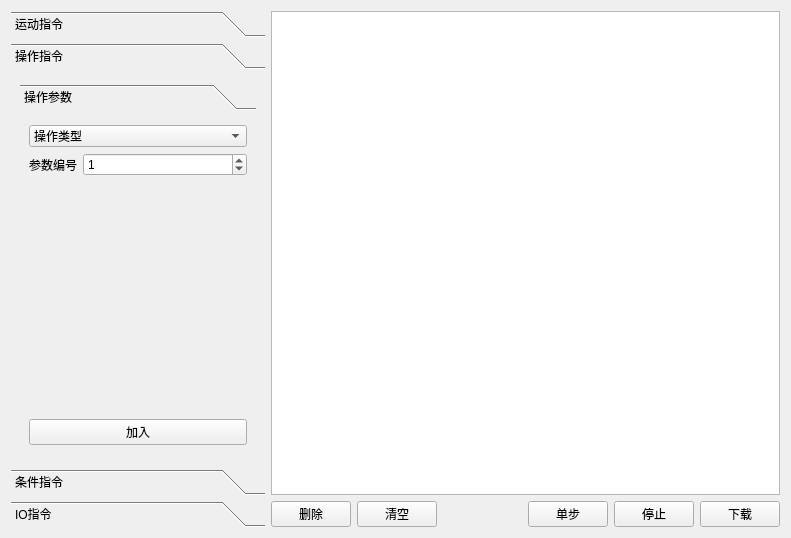
eeyoo/step-servo-tuner, file src/form.ui: the form before one commit.
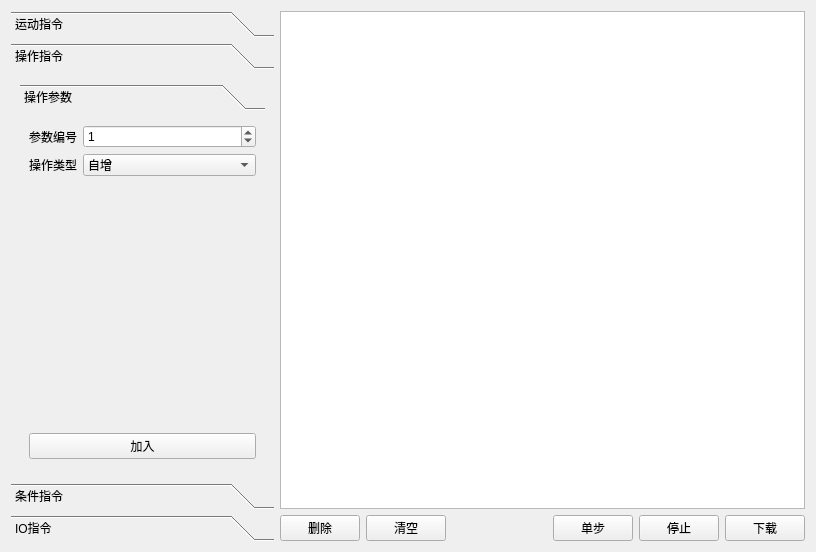
The form after the commit. The open tabs and pages were chosen to show the change.

```diff
--- a/src/form.ui
+++ b/src/form.ui
@@ -6,8 +6,8 @@
    <rect>
     <x>0</x>
     <y>0</y>
-    <width>791</width>
-    <height>538</height>
+    <width>816</width>
+    <height>552</height>
    </rect>
   </property>
   <property name="windowTitle">
@@ -203,8 +203,8 @@
        <rect>
         <x>0</x>
         <y>0</y>
-        <width>256</width>
-        <height>416</height>
+        <width>264</width>
+        <height>430</height>
        </rect>
       </property>
       <attribute name="label">
@@ -221,41 +221,14 @@
            <rect>
             <x>0</x>
             <y>0</y>
-            <width>238</width>
-            <height>372</height>
+            <width>246</width>
+            <height>386</height>
            </rect>
           </property>
           <attribute name="label">
            <string>操作参数</string>
           </attribute>
           <layout class="QVBoxLayout" name="verticalLayout_7">
-           <item>
-            <widget class="QComboBox" name="comboBox">
-             <property name="currentText">
-              <string>操作类型</string>
-             </property>
-             <item>
-              <property name="text">
-               <string>操作类型</string>
-              </property>
-             </item>
-             <item>
-              <property name="text">
-               <string>自增</string>
-              </property>
-             </item>
-             <item>
-              <property name="text">
-               <string>自减</string>
-              </property>
-             </item>
-             <item>
-              <property name="text">
-               <string>查询</string>
-              </property>
-             </item>
-            </widget>
-           </item>
            <item>
             <layout class="QHBoxLayout" name="horizontalLayout_8" stretch="0,1">
              <item>
@@ -277,6 +250,34 @@
              </item>
             </layout>
            </item>
+           <item>
+            <layout class="QHBoxLayout" name="horizontalLayout_4" stretch="0,1">
+             <item>
+              <widget class="QLabel" name="label_3">
+               <property name="text">
+                <string>操作类型</string>
+               </property>
+              </widget>
+             </item>
+             <item>
+              <widget class="QComboBox" name="opType">
+               <property name="currentText">
+                <string>自增</string>
+               </property>
+               <item>
+                <property name="text">
+                 <string>自增</string>
+                </property>
+               </item>
+               <item>
+                <property name="text">
+                 <string>自减</string>
+                </property>
+               </item>
+              </widget>
+             </item>
+            </layout>
+           </item>
            <item>
             <spacer name="verticalSpacer_3">
              <property name="orientation">
```
Left out of the diff: 132 changed lines with no effect on the pictures.
